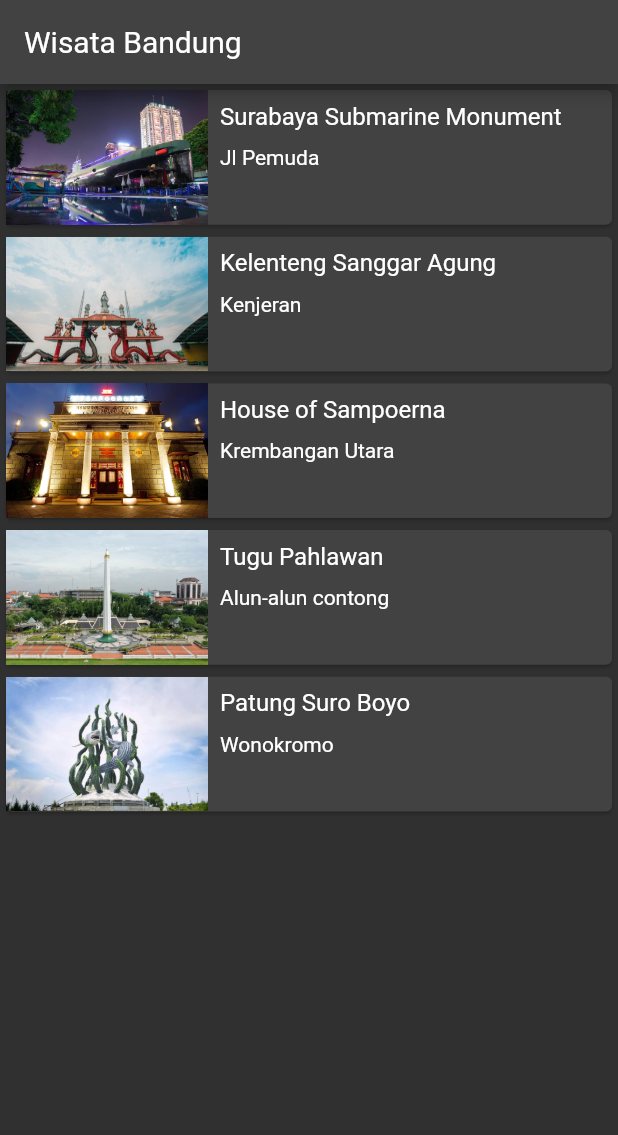
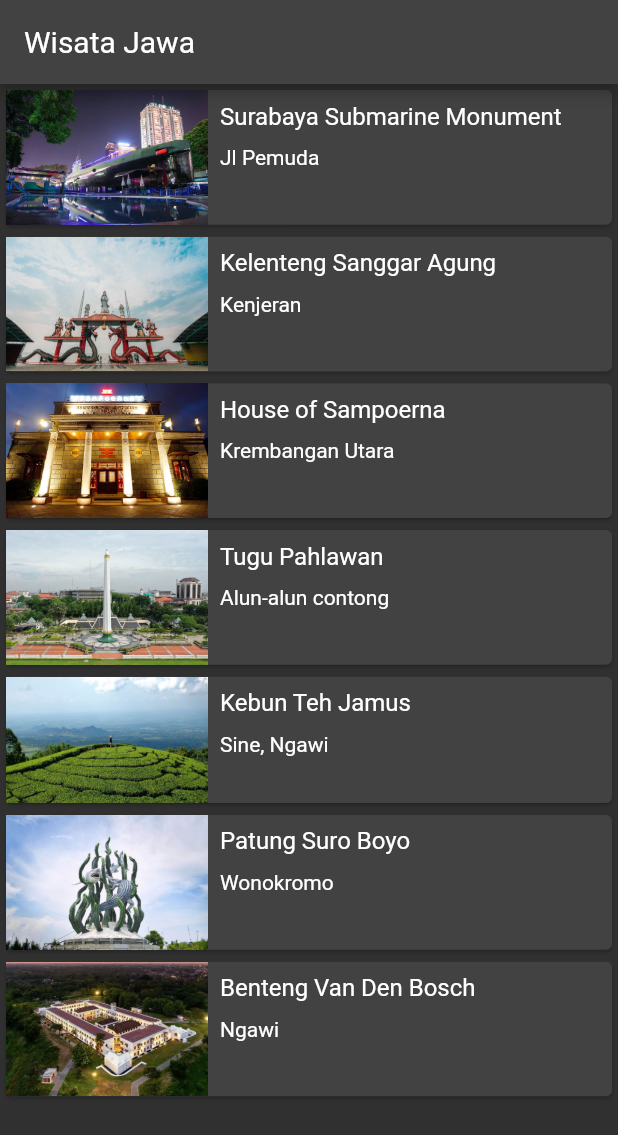
Before and after one commit to adityyb/Flutter-Layout, a Flutter app: the screen it shows after launch, on a phone screen of 412 x 824 dp. Shown: the top 1135 px of the screen. Run offline on Flutter 3.47's test engine with Material 2 defaults, Android fonts, the phone set to English and light mode, and no system bars.

Commit message:
pict upload

```diff
--- a/lib/MainScreen.dart
+++ b/lib/MainScreen.dart
@@ -9,7 +9,7 @@ class MainScreen extends StatelessWidget {
   Widget build(BuildContext context) {
     return Scaffold(
       appBar: AppBar(
-        title: Text("Wisata Bandung"),
+        title: Text("Wisata Jawa"),
       ),
       body: ListView.builder(
         itemBuilder: (context, index) {
--- a/lib/model/tourist_place.dart
+++ b/lib/model/tourist_place.dart
@@ -32,8 +32,18 @@ var tourismPlaceList = [
     imageAsset: 'assets/images/pahlawan.jpg',
   ),
   TourismPlace(
+    name: 'Kebun Teh Jamus',
+    location: 'Sine, Ngawi',
+    imageAsset: 'assets/images/jamus.jpg',
+  ),
+  TourismPlace(
     name: 'Patung Suro Boyo',
     location: 'Wonokromo',
     imageAsset: 'assets/images/sby.jpg',
   ),
+  TourismPlace(
+    name: 'Benteng Van Den Bosch',
+    location: 'Ngawi',
+    imageAsset: 'assets/images/pendem.jpeg',
+  ),
 ];
--- a/pubspec.yaml
+++ b/pubspec.yaml
@@ -68,6 +68,9 @@ flutter:
    - assets/images/sampoerna.jpg
    - assets/images/pahlawan.jpg
    - assets/images/sby.jpg
+   - assets/images/pendem.jpeg
+   - assets/images/jamus.jpg
+
   #   - images/a_dot_ham.jpeg
 
   # An image asset can refer to one or more resolution-specific "variants", see
```
Also changed, not shown: assets/images/jamus.jpg (added), assets/images/jamus2.jpg (added), assets/images/pendem.jpeg (added), assets/images/pendem1.jpg (added), assets/images/pendem2.jpg (added).
